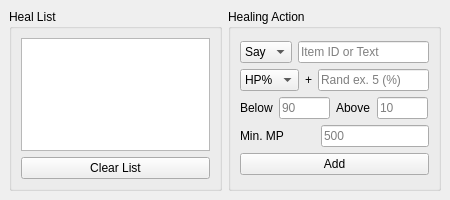
First picture: the form in MVC/View/Healing/HealingView.ui, repository enzerah/EasyBot_GUI, before the edit.
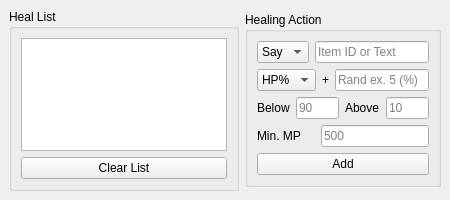
Second picture: the form after the edit.

Patch:
```diff
--- a/MVC/View/Healing/HealingView.ui
+++ b/MVC/View/Healing/HealingView.ui
@@ -48,11 +48,23 @@
     <item>
      <widget class="QGroupBox" name="groupBox">
       <property name="sizePolicy">
-       <sizepolicy hsizetype="Fixed" vsizetype="Preferred">
+       <sizepolicy hsizetype="Fixed" vsizetype="Fixed">
         <horstretch>0</horstretch>
         <verstretch>0</verstretch>
        </sizepolicy>
       </property>
+      <property name="minimumSize">
+       <size>
+        <width>220</width>
+        <height>0</height>
+       </size>
+      </property>
+      <property name="maximumSize">
+       <size>
+        <width>230</width>
+        <height>16777215</height>
+       </size>
+      </property>
       <property name="title">
        <string>Heal List</string>
       </property>
@@ -79,7 +91,7 @@
     <item>
      <widget class="QGroupBox" name="groupBox_2">
       <property name="sizePolicy">
-       <sizepolicy hsizetype="Fixed" vsizetype="Preferred">
+       <sizepolicy hsizetype="Ignored" vsizetype="Fixed">
         <horstretch>0</horstretch>
         <verstretch>0</verstretch>
        </sizepolicy>
```
